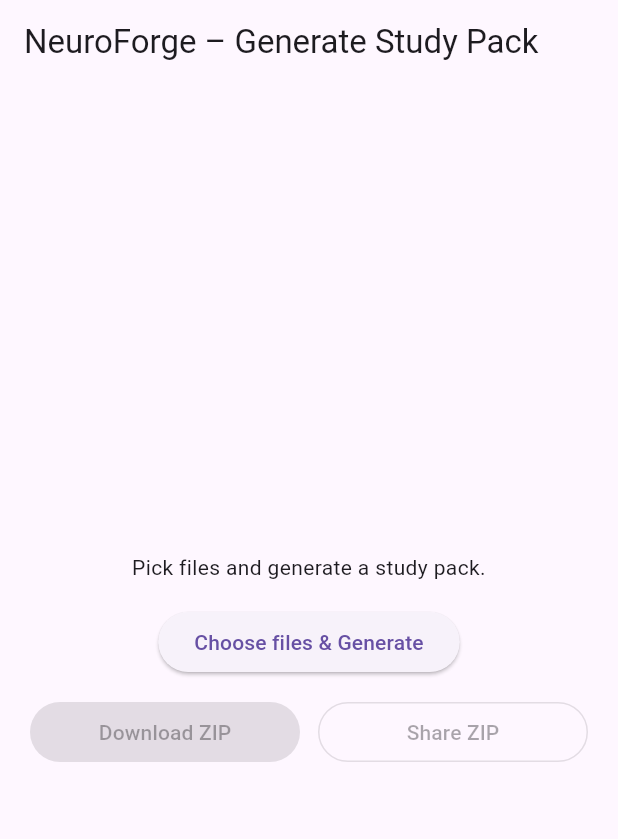
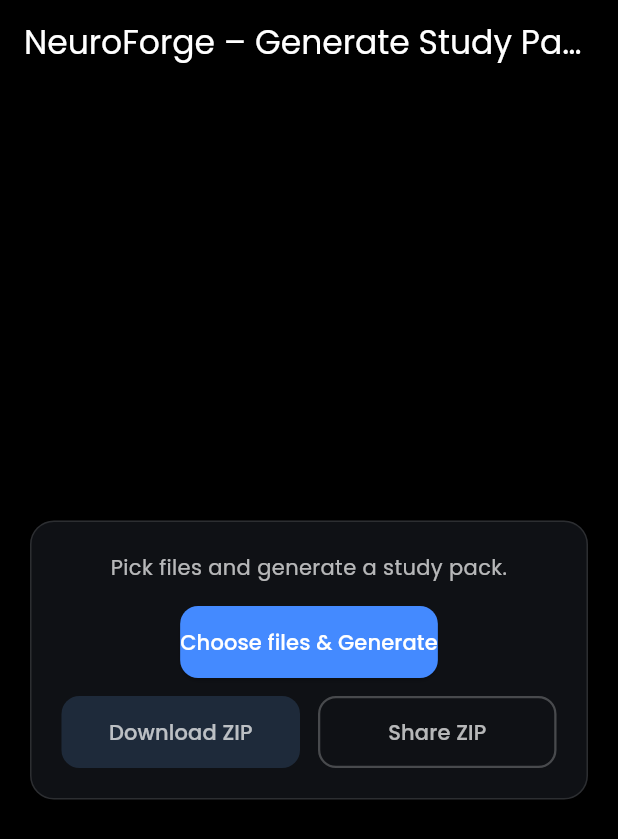
Before and after one commit to scwilson26/neuroforge_app, a Flutter app: the screen it shows after launch, on a phone screen of 412 x 824 dp. Shown: the top 839 px of the screen. Run offline on Flutter 3.47's test engine with Material 3 defaults, Android fonts, the phone set to English and light mode, and no system bars; our stand-ins replace file_picker, google_fonts, share_plus; missing offline and left inert: file_saver.

Commit message:
simple MVP1, added blue and black theme :); may change colors a bit, make it cleaner

```diff
--- a/lib/main.dart
+++ b/lib/main.dart
@@ -5,7 +5,8 @@
 import 'package:file_picker/file_picker.dart';
 import 'package:file_saver/file_saver.dart';
 import 'package:share_plus/share_plus.dart';
-import 'package:path_provider/path_provider.dart'; // only used in fallback
+import 'package:path_provider/path_provider.dart';
+import 'package:google_fonts/google_fonts.dart';
 
 void main() => runApp(const NeuroForgeApp());
 
@@ -15,8 +16,53 @@
   Widget build(BuildContext context) {
     return MaterialApp(
       title: 'NeuroForge – Study Pack',
-      theme: ThemeData(primarySwatch: Colors.deepPurple),
+      theme: ThemeData(
+        scaffoldBackgroundColor: Colors.black,
+        textTheme: GoogleFonts.poppinsTextTheme().apply(
+          bodyColor: Colors.white,
+          displayColor: Colors.white,
+        ),
+        appBarTheme: const AppBarTheme(
+          backgroundColor: Colors.black,
+          foregroundColor: Colors.white,
+          elevation: 0,
+          centerTitle: true,
+        ),
+        // Visible elevated buttons even when disabled
+        elevatedButtonTheme: ElevatedButtonThemeData(
+          style: ButtonStyle(
+            backgroundColor: MaterialStateProperty.resolveWith((states) {
+              if (states.contains(MaterialState.disabled)) return const Color(0xFF1E2A3A);
+              return Colors.blueAccent;
+            }),
+            foregroundColor: MaterialStateProperty.resolveWith((states) {
+              if (states.contains(MaterialState.disabled)) return Colors.white70;
+              return Colors.white;
+            }),
+            shape: MaterialStateProperty.all(
+              RoundedRectangleBorder(borderRadius: BorderRadius.circular(12)),
+            ),
+            padding: MaterialStateProperty.all(const EdgeInsets.symmetric(vertical: 14)),
+          ),
+        ),
+        outlinedButtonTheme: OutlinedButtonThemeData(
+          style: ButtonStyle(
+            side: MaterialStateProperty.resolveWith((states) {
+              final c = states.contains(MaterialState.disabled) ? Colors.white24 : Colors.blueAccent;
+              return BorderSide(color: c, width: 1.5);
+            }),
+            foregroundColor: MaterialStateProperty.resolveWith((states) {
+              return states.contains(MaterialState.disabled) ? Colors.white70 : Colors.blueAccent;
+            }),
+            shape: MaterialStateProperty.all(
+              RoundedRectangleBorder(borderRadius: BorderRadius.circular(12)),
+            ),
+            padding: MaterialStateProperty.all(const EdgeInsets.symmetric(vertical: 14)),
+          ),
+        ),
+      ),
       home: const UploadPage(),
+      debugShowCheckedModeBanner: false,
     );
   }
 }
@@ -31,8 +77,14 @@
   bool _loading = false;
   Uint8List? _zipBytes;
   String _status = 'Pick files and generate a study pack.';
-  // Emulator -> host PC
   final String api = 'http://10.0.2.2:8000/generate-study-pack';
+
+  Color get _statusColor {
+    if (_status.startsWith('Error')) return Colors.redAccent;
+    if (_status.startsWith('Ready')) return Colors.lightBlueAccent;
+    if (_status.startsWith('Saved')) return Colors.lightBlueAccent;
+    return Colors.white70;
+    }
 
   Future<void> _pickUploadGenerate() async {
     setState(() {
@@ -95,31 +147,18 @@
 
   Future<void> _shareZip() async {
     if (_zipBytes == null) return;
-
-    // Try sharing from memory (works with Gmail/Drive/etc.)
     try {
       await Share.shareXFiles(
-        [
-          XFile.fromData(
-            _zipBytes!,
-            name: 'study_pack.zip',
-            mimeType: 'application/zip',
-          ),
-        ],
+        [XFile.fromData(_zipBytes!, name: 'study_pack.zip', mimeType: 'application/zip')],
         subject: 'NeuroForge study pack',
         text: 'ZIP contains flashcards.csv, outline.md, and study.apkg',
       );
       return;
-    } catch (_) {
-      // Fallback to writing a temporary file then sharing by path
-    }
-
-    // Fallback path-provider approach for picky targets
+    } catch (_) {}
     try {
       final dir = await getTemporaryDirectory();
       final file = File('${dir.path}/study_pack.zip');
       await file.writeAsBytes(_zipBytes!, flush: true);
-
       await Share.shareXFiles(
         [XFile(file.path, mimeType: 'application/zip', name: 'study_pack.zip')],
         subject: 'NeuroForge study pack',
@@ -138,13 +177,27 @@
     final ready = _zipBytes != null;
     return Scaffold(
       appBar: AppBar(title: const Text('NeuroForge – Generate Study Pack')),
-      body: Center(
+      body: SafeArea(
+        child: Center(
           child: ConstrainedBox(
             constraints: const BoxConstraints(maxWidth: 480),
             child: Padding(
               padding: const EdgeInsets.all(20),
-            child: Column(mainAxisSize: MainAxisSize.min, children: [
-              Text(_status, textAlign: TextAlign.center),
+              child: Container(
+                padding: const EdgeInsets.all(20),
+                decoration: BoxDecoration(
+                  color: const Color(0xFF0F1115),
+                  borderRadius: BorderRadius.circular(16),
+                  border: Border.all(color: Colors.white12),
+                ),
+                child: Column(
+                  mainAxisSize: MainAxisSize.min,
+                  children: [
+                    Text(
+                      _status,
+                      textAlign: TextAlign.center,
+                      style: Theme.of(context).textTheme.bodyMedium?.copyWith(color: _statusColor),
+                    ),
                     const SizedBox(height: 16),
                     ElevatedButton(
                       onPressed: _loading ? null : _pickUploadGenerate,
@@ -168,7 +221,10 @@
                         ),
                       ],
                     ),
-            ]),
+                  ],
+                ),
+              ),
+            ),
           ),
         ),
       ),
```
Lines whose indentation alone changed are shown as unchanged.
